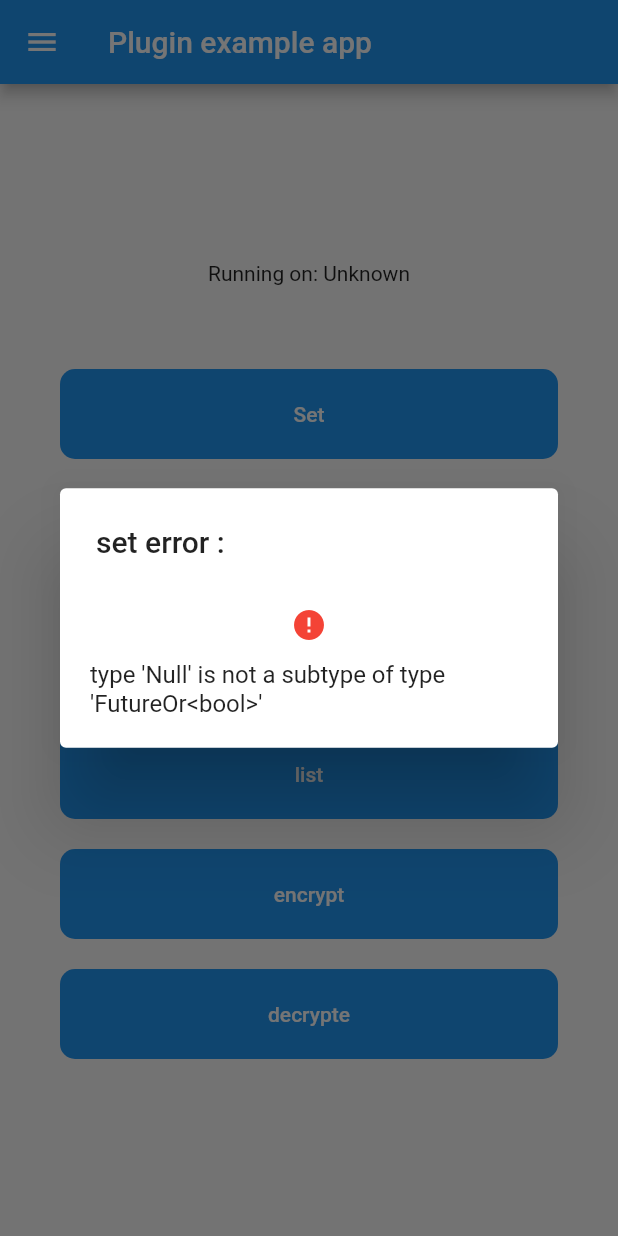
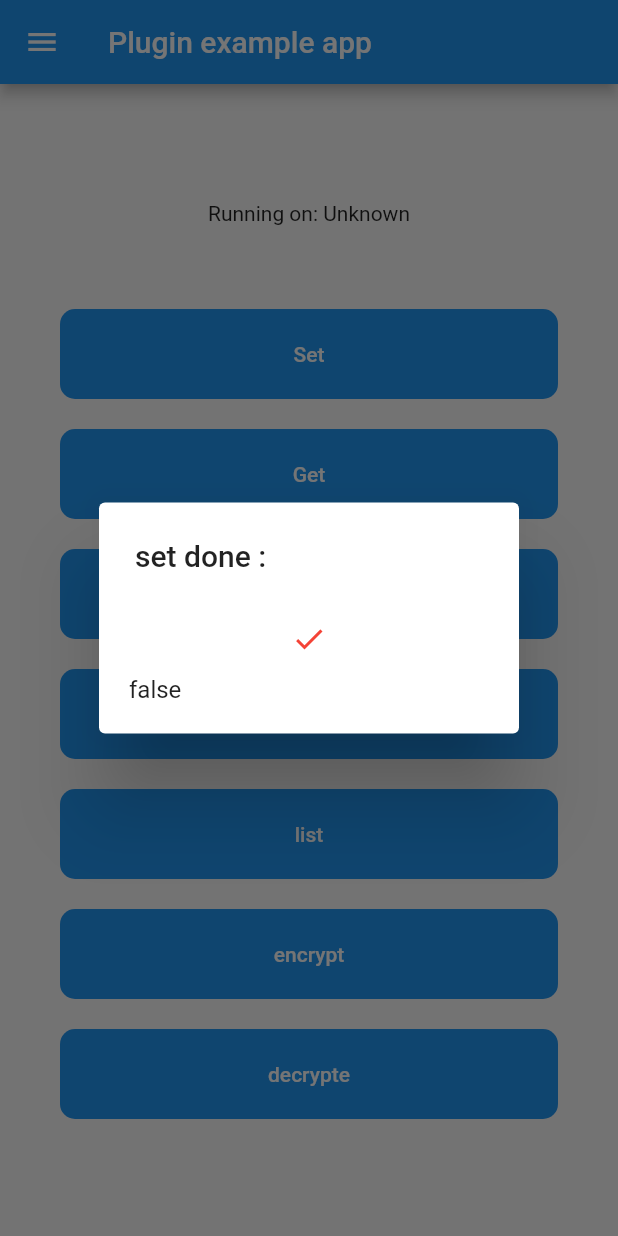
Before and after one commit to AttalliAyoub/flutter_windows_vault, a Flutter app: the screen it shows after launch, after a tap on "Set", on a phone screen of 412 x 824 dp. Run offline on Flutter 3.47's test engine with Material 2 defaults, Android fonts, the phone set to English and light mode, and no system bars.

Commit message:
add null safety and containsKey

````diff
--- a/example/lib/main.dart
+++ b/example/lib/main.dart
@@ -9,7 +9,7 @@ void main() {
 }
 
 class MyApp extends StatelessWidget {
-  const MyApp({Key key}) : super(key: key);
+  const MyApp({Key? key}) : super(key: key);
 
   @override
   Widget build(BuildContext context) {
@@ -48,14 +48,15 @@ class _PageState extends State<Page> {
   }
 
   _showDialog({
-    @required String title,
-    @required dynamic value,
+    required String title,
+    required dynamic value,
     List<dynamic> values: const <dynamic>[],
     bool error = false,
   }) {
     showDialog(
         context: context,
-      child: SimpleDialog(
+        builder: (context) {
+          return SimpleDialog(
             title: Text('$title ${error ? 'error : ' : 'done : '}'),
             contentPadding: EdgeInsets.all(20),
             children: [
@@ -81,8 +82,8 @@ class _PageState extends State<Page> {
                   child: Text('${jsonEncoder.convert(v)}'),
                 ),
             ],
-      ),
           );
+        });
   }
 
   void set() {
@@ -94,7 +95,14 @@ class _PageState extends State<Page> {
 
   void get() {
     FlutterWindowsVault.get(key: 'password')
-        .then((v) => _showDialog(title: 'get', value: v.toJson))
+        .then((v) => _showDialog(title: 'get', value: v?.toJson))
+        .catchError(
+            (err) => _showDialog(title: 'get', error: true, value: err));
+  }
+
+  void containsKey() {
+    FlutterWindowsVault.containsKey(key: 'password')
+        .then((v) => _showDialog(title: 'get', value: v))
         .catchError(
             (err) => _showDialog(title: 'get', error: true, value: err));
   }
@@ -111,7 +119,7 @@ class _PageState extends State<Page> {
         .then((v) => _showDialog(
               title: 'list',
               value: null,
-              values: v?.map((e) => e?.toJson)?.toList() ?? [],
+              values: v.map((e) => e.toJson).toList(),
             ))
         .catchError(
             (err) => _showDialog(title: 'list', error: true, value: err));
@@ -188,6 +196,17 @@ class _PageState extends State<Page> {
                     textColor: Colors.white,
                     shape: RoundedRectangleBorder(
                         borderRadius: BorderRadius.circular(10)),
+                    child: Text('Contains Key'),
+                    onPressed: containsKey,
+                  ),
+                  SizedBox(height: 20),
+                  FlatButton(
+                    minWidth: 504,
+                    height: 60,
+                    color: Theme.of(context).primaryColor,
+                    textColor: Colors.white,
+                    shape: RoundedRectangleBorder(
+                        borderRadius: BorderRadius.circular(10)),
                     child: Text('Delete'),
                     onPressed: del,
                   ),
--- a/example/pubspec.yaml
+++ b/example/pubspec.yaml
@@ -6,7 +6,8 @@ description: Demonstrates how to use the flutter_windows_vault plugin.
 publish_to: 'none' # Remove this line if you wish to publish to pub.dev
 
 environment:
-  sdk: ">=2.7.0 <3.0.0"
+  sdk: ">=2.12.0 <3.0.0"
+  flutter: ">=1.20.0 <2.0.0"
 
 dependencies:
   flutter:
--- a/lib/flutter_windows_vault.dart
+++ b/lib/flutter_windows_vault.dart
@@ -67,21 +67,22 @@ class FlutterWindowsVault {
   /// ```
   /// you could find more https://docs.microsoft.com/en-us/windows/win32/api/wincred/ns-wincred-credentiala#members
   static Future<bool> set({
-    @required String key,
-    @required String value,
+    required String key,
+    required String value,
     Type type = Type.CRED_TYPE_GENERIC,
     Persist persist = Persist.CRED_PERSIST_LOCAL_MACHINE,
     String userName = 'com.ayoub.flutter_windows_vault',
     bool encrypted = false,
     bool fAsSelf = false,
   }) {
-    assert(key?.isNotEmpty ?? false);
-    assert(value?.isNotEmpty ?? false);
-    assert(userName?.isNotEmpty ?? false);
-    assert(type != null);
-    assert(persist != null);
-    assert(encrypted != null);
-    assert(!encrypted || (encrypted && fAsSelf != null));
+    assert(key.isNotEmpty);
+    assert(value.isNotEmpty);
+    assert(userName.isNotEmpty);
+    // assert(type != null);
+    // assert(persist != null);
+    // assert(encrypted != null);
+    // assert(!encrypted || (encrypted && fAsSelf != null));
+    assert(!fAsSelf || (fAsSelf && encrypted));
     return _channel.invokeMethod<bool>('set', {
       'key': key,
       'value': value,
@@ -90,7 +91,7 @@ class FlutterWindowsVault {
       'userName': userName,
       'encrypted': encrypted,
       'fAsSelf': fAsSelf,
-    });
+    }).then((value) => value ?? false);
   }
 
   /// The get (uses CredReadW from wincred.h) function reads a credential from the user's credential set.
@@ -118,22 +119,58 @@ class FlutterWindowsVault {
   /// );
   /// ```
   ///
-  static Future<Cred> get({
-    @required String key,
+  static Future<Cred?> get({
+    required String key,
     Type type = Type.CRED_TYPE_GENERIC,
     bool encrypted = false,
     bool fAsSelf = false,
-  }) {
-    assert(key?.isNotEmpty ?? false);
-    assert(type != null);
-    assert(encrypted != null);
-    assert(!encrypted || (encrypted && fAsSelf != null));
-    return _channel.invokeMapMethod<String, dynamic>('get', {
-      'key': key,
-      'type': type.index + 1,
-      'encrypted': encrypted,
-      'fAsSelf': fAsSelf,
-    }).then((data) => Cred.fromJson(data));
+  }) async {
+    assert(key.isNotEmpty);
+    // assert(type != null);
+    // assert(encrypted != null);
+    // assert(!encrypted || (encrypted && fAsSelf != null));
+    assert(!fAsSelf || (fAsSelf && encrypted));
+
+    try {
+      return await _channel.invokeMapMethod<String, dynamic>('get', {
+        'key': key,
+        'type': type.index + 1,
+        'encrypted': encrypted,
+        'fAsSelf': fAsSelf,
+      }).then((data) {
+        if (data == null) return null;
+        return Cred.fromJson(data);
+      });
+    } catch (err) {
+      if (err is PlatformException && err.code != 'ERROR_NOT_FOUND') throw err;
+      return Future<Cred>.value(null);
+    }
+  }
+
+  static Future<bool> containsKey({
+    required String key,
+    Type type = Type.CRED_TYPE_GENERIC,
+    bool encrypted = false,
+    bool fAsSelf = false,
+  }) async {
+    assert(key.isNotEmpty);
+    assert(!fAsSelf || (fAsSelf && encrypted));
+    try {
+      return await _channel.invokeMapMethod<String, dynamic>('get', {
+        'key': key,
+        'type': type.index + 1,
+        'encrypted': encrypted,
+        'fAsSelf': fAsSelf,
+      }).then((data) {
+        if (data == null) return false;
+        return true;
+      });
+    } catch (err) {
+      if (err is PlatformException && err.code != 'ERROR_NOT_FOUND')
+        throw err;
+      else
+        return false;
+    }
   }
 
   ///The del function (user CredDeleteW from wincred.h) deletes a credential from the user's credential set.
@@ -155,15 +192,15 @@ class FlutterWindowsVault {
   ///```
   ///
   static Future<bool> del({
-    @required String key,
+    required String key,
     Type type = Type.CRED_TYPE_GENERIC,
   }) {
-    assert(key?.isNotEmpty ?? false);
-    assert(type != null);
+    assert(key.isNotEmpty);
+    // assert(type != null);
     return _channel.invokeMethod<bool>('del', {
       'key': key,
       'type': type.index + 1,
-    });
+    }).then((value) => value ?? false);
   }
 
   /// The list function (uses CredEnumerateW from wincred.h) enumerates the credentials from the user's credential set.
@@ -178,13 +215,15 @@ class FlutterWindowsVault {
   ///FlutterWindowsVault.list(filter: '*');
   ///```
   ///
-  static Future<List<Cred>> list({String filter}) {
-    return _channel
-        .invokeListMethod('list', {'filter': list}).then<List<Cred>>((values) {
+  static Future<List<Cred>> list({String? filter}) {
+    return _channel.invokeListMethod(
+        'list', {'filter': filter}).then<List<Cred>>((values) {
       // print(values);
-      return List<Map>.from(values ?? []).map<Cred>((cred) {
-        if (cred == null) return null;
-        return Cred.fromJson(Map<String, dynamic>.from(cred));
+      return List.from(values ?? [])
+          .where((e) => e is Map)
+          .map((e) => Map<String, dynamic>.from(e))
+          .map<Cred>((cred) {
+        return Cred.fromJson(cred);
       }).toList();
     });
   }
@@ -204,13 +243,13 @@ class FlutterWindowsVault {
   ///```
   ///
   static Future<String> encrypt({
-    @required String value,
+    required String value,
     bool fAsSelf = false,
   }) {
-    assert(value?.isNotEmpty ?? false);
-    assert(fAsSelf != null);
-    return _channel
-        .invokeMethod<String>('encrypt', {'value': value, 'fAsSelf': fAsSelf});
+    assert(value.isNotEmpty);
+    // assert(fAsSelf != null);
+    return _channel.invokeMethod<String>('encrypt',
+        {'value': value, 'fAsSelf': fAsSelf}).then((value) => value!);
   }
 
   /// The CredUnprotect function (uses CredUnprotectW from wincred.h) decrypts credentials that were previously encrypted by using the CredProtect function.
@@ -229,12 +268,12 @@ class FlutterWindowsVault {
   ///```
   ///
   static Future<String> decrypt({
-    @required String value,
+    required String value,
     bool fAsSelf = false,
   }) {
-    assert(value?.isNotEmpty ?? false);
-    assert(fAsSelf != null);
-    return _channel
-        .invokeMethod<String>('decrypte', {'value': value, 'fAsSelf': fAsSelf});
+    assert(value.isNotEmpty);
+    // assert(fAsSelf != null);
+    return _channel.invokeMethod<String>('decrypte',
+        {'value': value, 'fAsSelf': fAsSelf}).then((value) => value!);
   }
 }
--- a/lib/flutter_windows_vault_interfaces.dart
+++ b/lib/flutter_windows_vault_interfaces.dart
@@ -74,16 +74,22 @@ class Cred {
   Type type;
 
   /// A CREDENTIALS constructor
-  Cred({this.userName, this.value, this.key, this.persist, this.type});
+  Cred({
+    required this.userName,
+    required this.value,
+    required this.key,
+    required this.persist,
+    required this.type,
+  });
 
   // constructe CREDENTIALS from json (Map) data;
   factory Cred.fromJson(Map<String, dynamic> data) {
     return Cred(
-      userName: data['userName'],
-      value: data['value'],
+      userName: data['userName'] ?? '',
+      value: data['value'] ?? '',
       key: data['key'],
       persist: Persist.values[data['persist'] - 1],
-      type: Type.values[data['type'] - 1],
+      type: Type.values[(data['type'] ?? 1) - 1],
     );
   }
 
@@ -93,8 +99,8 @@ class Cred {
       'userName': userName,
       'value': value,
       'key': key,
-      'persist': persist?.toString()?.replaceAll("Persist.", ""),
-      'type': type?.toString()?.replaceAll("Type.", ""),
+      'persist': persist.toString().replaceAll("Persist.", ""),
+      'type': type.toString().replaceAll("Type.", ""),
     };
   }
 }
--- a/pubspec.yaml
+++ b/pubspec.yaml
@@ -5,7 +5,7 @@ author: Attalli Ayoub <attalliayoub50@gmail.com>
 homepage: https://github.com/AttalliAyoub/flutter_windows_vault
 
 environment:
-  sdk: ">=2.7.0 <3.0.0"
+  sdk: ">=2.12.0 <3.0.0"
   flutter: ">=1.20.0 <2.0.0"
 
 dependencies:
````
Also changed, not shown: example/pubspec.lock, pubspec.lock, 2 other files. Lines whose indentation alone changed are shown as unchanged.
